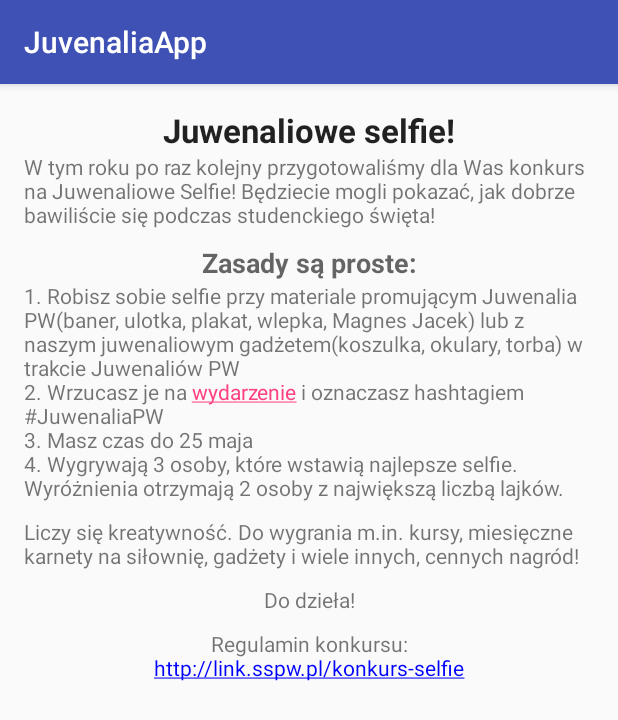
After one commit to mack0r3/JuwenaliaApp, an Android app: the ContestActivity screen opened directly, with no data from a screen before it, on a phone screen of 412 x 824 dp. The commit adds this screen. Shown: the top 720 px of the screen. Run offline under Robolectric (Android 15) with nearby library versions, the phone set to English and light mode, and no system bars; 3 statements that could not run were skipped.

Commit message:
ContestActivity added

```diff
--- a/app/src/main/AndroidManifest.xml
+++ b/app/src/main/AndroidManifest.xml
@@ -15,6 +15,7 @@
                 <category android:name="android.intent.category.LAUNCHER" />
             </intent-filter>
         </activity>
+        <activity android:name=".ContestActivity" />
     </application>
 
 </manifest>
--- /dev/null
+++ b/app/src/main/java/com/mpier/juvenaliaapp/ContestActivity.java
@@ -0,0 +1,26 @@
+package com.mpier.juvenaliaapp;
+
+import android.content.res.Resources;
+import android.graphics.Color;
+import android.support.v7.app.AppCompatActivity;
+import android.os.Bundle;
+import android.text.Html;
+import android.text.method.LinkMovementMethod;
+import android.widget.TextView;
+
+public class ContestActivity extends AppCompatActivity {
+
+    @Override
+    protected void onCreate(Bundle savedInstanceState) {
+        super.onCreate(savedInstanceState);
+        setContentView(R.layout.activity_contest);
+
+        final TextView textWithEventLink = (TextView) findViewById(R.id.textViewRule2);
+        textWithEventLink.setMovementMethod(LinkMovementMethod.getInstance());
+        textWithEventLink.setLinkTextColor(Color.BLUE);
+
+        final TextView textWithRulesLink = (TextView) findViewById(R.id.textViewContent4);
+        textWithRulesLink.setMovementMethod(LinkMovementMethod.getInstance());
+        textWithRulesLink.setLinkTextColor(Color.BLUE);
+    }
+}
--- /dev/null
+++ b/app/src/main/res/layout/activity_contest.xml
@@ -0,0 +1,82 @@
+<?xml version="1.0" encoding="utf-8"?>
+<ScrollView xmlns:android="http://schemas.android.com/apk/res/android"
+    xmlns:tools="http://schemas.android.com/tools"
+    android:layout_width="fill_parent"
+    android:layout_height="wrap_content"
+    tools:context="com.mpier.juvenaliaapp.ContestActivity">
+
+    <LinearLayout
+        android:layout_width="match_parent"
+        android:layout_height="wrap_content"
+        android:orientation="vertical"
+        android:paddingBottom="@dimen/activity_vertical_margin"
+        android:paddingLeft="@dimen/activity_horizontal_margin"
+        android:paddingRight="@dimen/activity_horizontal_margin"
+        android:paddingTop="@dimen/activity_vertical_margin">
+
+        <TextView android:layout_width="fill_parent"
+            android:layout_height="wrap_content"
+            android:textAppearance="?android:attr/textAppearanceLarge"
+            android:text="@string/contest_header"
+            android:id="@+id/textViewHeader"
+            android:layout_weight="0"
+            android:textStyle="bold"
+            android:gravity="center_horizontal" />
+
+        <TextView
+            android:layout_width="fill_parent"
+            android:layout_height="wrap_content"
+            android:textAppearance="?android:attr/textAppearanceSmall"
+            android:text="@string/contest_content1"
+            android:id="@+id/textViewContent1"
+            android:layout_weight="0" />
+
+        <TextView
+            android:layout_width="fill_parent"
+            android:layout_height="wrap_content"
+            android:textAppearance="?android:attr/textAppearanceMedium"
+            android:text="@string/contest_rules_title"
+            android:id="@+id/textViewRulesTitle"
+            android:layout_weight="0"
+            android:textStyle="bold"
+            android:paddingTop="10dp"
+            android:gravity="center_horizontal" />
+
+        <TextView
+            android:layout_width="fill_parent"
+            android:layout_height="wrap_content"
+            android:textAppearance="?android:attr/textAppearanceSmall"
+            android:text="@string/contest_rules"
+            android:id="@+id/textViewRules"
+            android:layout_weight="0" />
+
+        <TextView
+            android:layout_width="fill_parent"
+            android:layout_height="wrap_content"
+            android:textAppearance="?android:attr/textAppearanceSmall"
+            android:text="@string/contest_content2"
+            android:id="@+id/textViewContent2"
+            android:layout_weight="0"
+            android:paddingTop="10dp" />
+
+        <TextView
+            android:layout_width="fill_parent"
+            android:layout_height="wrap_content"
+            android:textAppearance="?android:attr/textAppearanceSmall"
+            android:text="@string/contest_content3"
+            android:id="@+id/textViewContent3"
+            android:layout_weight="0"
+            android:paddingTop="10dp"
+            android:gravity="center_horizontal" />
+
+        <TextView
+            android:layout_width="fill_parent"
+            android:layout_height="wrap_content"
+            android:textAppearance="?android:attr/textAppearanceSmall"
+            android:text="@string/contest_content4"
+            android:id="@+id/textViewContent4"
+            android:layout_weight="0"
+            android:paddingTop="10dp"
+            android:gravity="center_horizontal" />
+    </LinearLayout>
+</ScrollView>
--- a/app/src/main/res/values/strings.xml
+++ b/app/src/main/res/values/strings.xml
@@ -1,3 +1,11 @@
 <resources>
     <string name="app_name">JuvenaliaApp</string>
+
+    <string name="contest_header">Juwenaliowe selfie!</string>
+    <string name="contest_content1">W tym roku po raz kolejny przygotowaliśmy dla Was konkurs na Juwenaliowe Selfie! Będziecie mogli pokazać, jak dobrze bawiliście się podczas studenckiego święta!</string>
+    <string name="contest_rules_title">Zasady są proste:</string>
+    <string name="contest_rules">1. Robisz sobie selfie przy materiale promującym Juwenalia PW(baner, ulotka, plakat, wlepka, Magnes Jacek) lub z naszym juwenaliowym gadżetem(koszulka, okulary, torba) w trakcie Juwenaliów PW\n2. Wrzucasz je na <a href="http://facebook.com">wydarzenie</a> i oznaczasz hashtagiem #JuwenaliaPW\n3. Masz czas do 25 maja\n4. Wygrywają 3 osoby, które wstawią najlepsze selfie. Wyróżnienia otrzymają 2 osoby z największą liczbą lajków.</string>
+    <string name="contest_content2">Liczy się kreatywność. Do wygrania m.in. kursy, miesięczne karnety na siłownię, gadżety i wiele innych, cennych nagród!</string>
+    <string name="contest_content3">Do dzieła!</string>
+    <string name="contest_content4">Regulamin konkursu:\n<a href="http://link.sspw.pl/konkurs-selfie">http://link.sspw.pl/konkurs-selfie</a></string>
 </resources>
```
